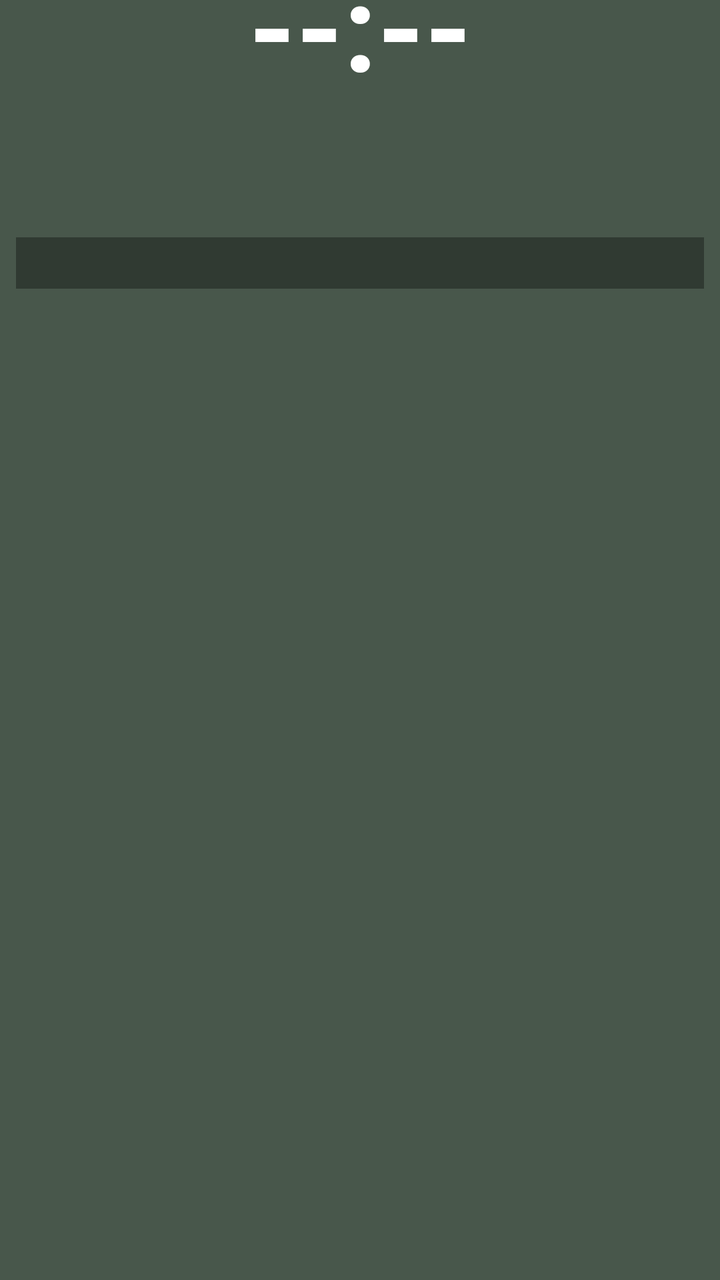
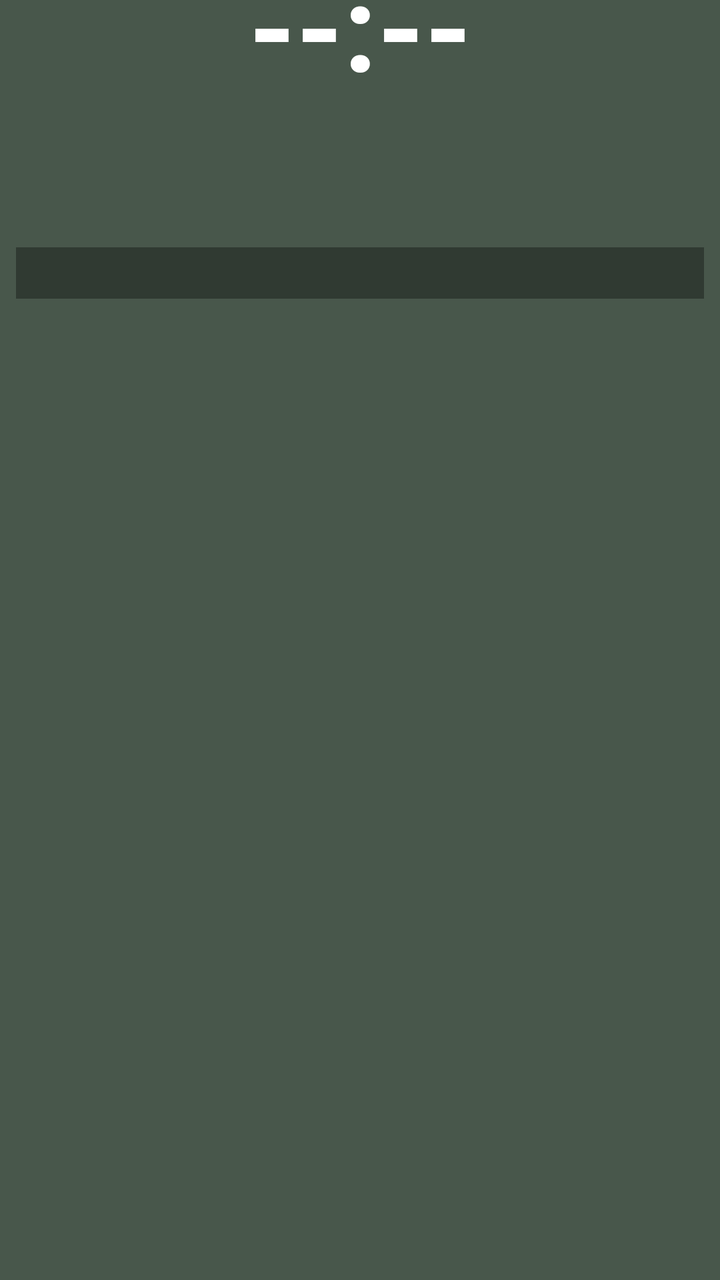

Before-and-after screenshots of an Android layout around one commit, followed by the original layout XML and the change that was made.
<!-- AndroidManifest.xml: fallback theme Theme.MaterialComponents.DayNight.NoActionBar -->
<!-- res/layout/prayer_widget_layout.xml -->
<?xml version="1.0" encoding="utf-8"?>
<LinearLayout xmlns:android="http://schemas.android.com/apk/res/android"
    android:layout_width="match_parent"
    android:layout_height="match_parent"
    android:orientation="vertical"
    android:background="@drawable/widget_background"
    android:paddingStart="8dp"
    android:paddingEnd="8dp"
    android:paddingTop="0dp"
    android:paddingBottom="8dp">

    
    <TextView
        android:id="@+id/widget_time"
        android:layout_width="match_parent"
        android:layout_height="wrap_content"
        android:layout_marginTop="-20dp"
        android:text="--:--"
        android:textColor="#FFFFFF"
        android:textSize="60sp"
        android:textStyle="bold"
        android:includeFontPadding="false"
        android:gravity="center" />

    
    <LinearLayout
        android:layout_width="match_parent"
        android:layout_height="wrap_content"
        android:layout_marginTop="-20dp"
        android:orientation="horizontal"
        android:gravity="center_vertical">

        <TextView
            android:id="@+id/widget_day"
            android:layout_width="0dp"
            android:layout_height="wrap_content"
            android:layout_weight="3"
            android:text=""
            android:textColor="#FFFFFF"
            android:textSize="25sp"
            android:textStyle="bold"
            android:includeFontPadding="false"
            android:singleLine="true"
            android:ellipsize="end" />

        <TextView
            android:id="@+id/widget_weather"
            android:layout_width="0dp"
            android:layout_height="wrap_content"
            android:layout_weight="4"
            android:text=""
            android:textColor="#80DEEA"
            android:textSize="13sp"
            android:textStyle="bold"
            android:gravity="end"
            android:singleLine="true"
            android:ellipsize="start" />

    </LinearLayout>

    
    <LinearLayout
        android:layout_width="match_parent"
        android:layout_height="wrap_content"
        android:layout_marginTop="-10dp"
        android:orientation="horizontal">

        
        <LinearLayout
            android:layout_width="0dp"
            android:layout_height="wrap_content"
            android:layout_weight="1"
            android:orientation="vertical">

            <TextView
                android:id="@+id/widget_gregorian"
                android:layout_width="wrap_content"
                android:layout_height="wrap_content"
                android:text=""
                android:textColor="#E0E0E0"
                android:textSize="16sp"
                android:textStyle="bold" />

            <TextView
                android:id="@+id/widget_hijri"
                android:layout_width="wrap_content"
                android:layout_height="wrap_content"
                android:layout_marginTop="-1dp"
                android:text=""
                android:textColor="#FFD54F"
                android:textSize="15sp"
                android:textStyle="bold" />

            <TextView
                android:id="@+id/widget_bangla_date"
                android:layout_width="wrap_content"
                android:layout_height="wrap_content"
                android:layout_marginTop="-1dp"
                android:text=""
                android:textColor="#80DEEA"
                android:textSize="15sp"
                android:textStyle="bold" />

        </LinearLayout>

        
        <LinearLayout
            android:layout_width="0dp"
            android:layout_height="wrap_content"
            android:layout_weight="1"
            android:orientation="vertical">

            <TextView
                android:id="@+id/widget_sunrise"
                android:layout_width="wrap_content"
                android:layout_height="wrap_content"
                android:text=""
                android:textColor="#FFD54F"
                android:textSize="14sp"
                android:textStyle="bold" />

            <TextView
                android:id="@+id/widget_sunset"
                android:layout_width="wrap_content"
                android:layout_height="wrap_content"
                android:layout_marginTop="-1dp"
                android:text=""
                android:textColor="#FFD54F"
                android:textSize="14sp"
                android:textStyle="bold" />

            <TextView
                android:id="@+id/widget_sehri"
                android:layout_width="wrap_content"
                android:layout_height="wrap_content"
                android:layout_marginTop="3dp"
                android:text=""
                android:textColor="#00E676"
                android:textSize="14sp"
                android:textStyle="bold" />

            <TextView
                android:id="@+id/widget_iftar"
                android:layout_width="wrap_content"
                android:layout_height="wrap_content"
                android:layout_marginTop="-1dp"
                android:text=""
                android:textColor="#00E676"
                android:textSize="14sp"
                android:textStyle="bold" />

        </LinearLayout>
    </LinearLayout>

    
    <TextView
        android:id="@+id/widget_alert"
        android:layout_width="match_parent"
        android:layout_height="wrap_content"
        android:layout_marginTop="-10dp"
        android:paddingTop="4dp"
        android:paddingBottom="4dp"
        android:paddingStart="4dp"
        android:paddingEnd="4dp"
        android:background="#55000000"
        android:text=""
        android:textColor="#FFD54F"
        android:textSize="13sp"
        android:textStyle="bold"
        android:gravity="start"
        android:maxLines="10"
        android:ellipsize="end" />

</LinearLayout>
<!-- resources referenced by this layout -->
<resources>
  <!-- drawable widget_background (drawable) -->
  <?xml version="1.0" encoding="utf-8"?>
  <shape xmlns:android="http://schemas.android.com/apk/res/android"
      android:shape="rectangle">
      <solid android:color="#CC1B2E1F" />
  </shape>
</resources>

<!-- the commit's change to res/layout/prayer_widget_layout.xml (unified diff, before → after) -->
@@ -157,7 +157,7 @@
         android:id="@+id/widget_alert"
         android:layout_width="match_parent"
         android:layout_height="wrap_content"
-        android:layout_marginTop="-10dp"
+        android:layout_marginTop="-5dp"
         android:paddingTop="4dp"
         android:paddingBottom="4dp"
         android:paddingStart="4dp"
